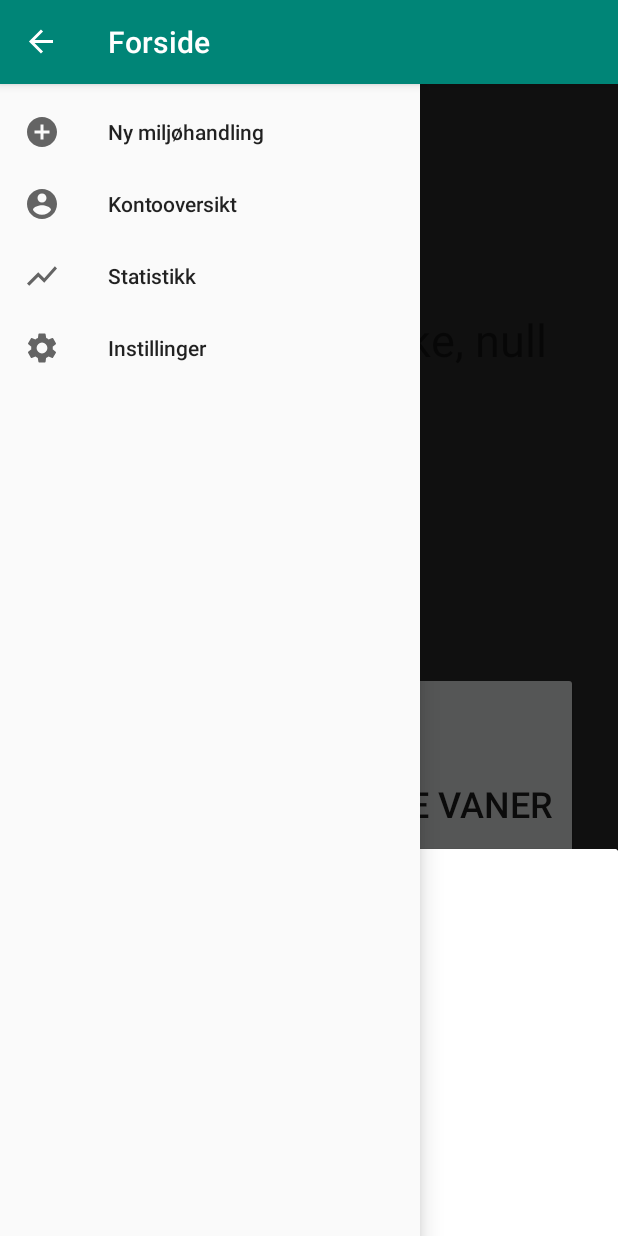
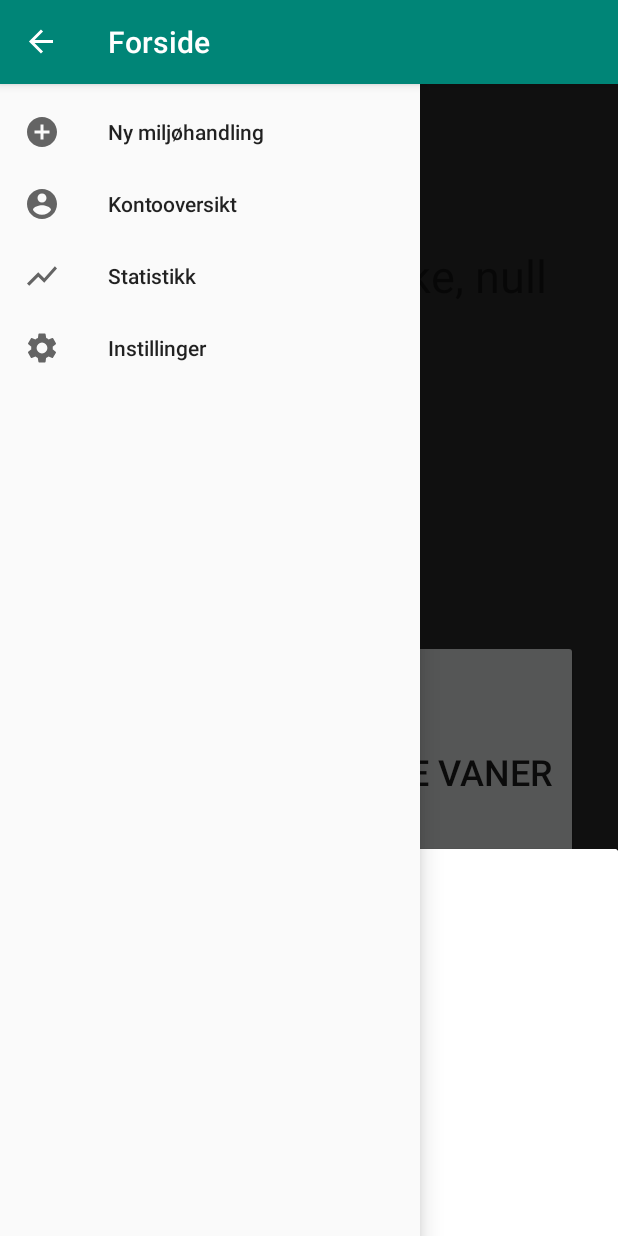
Before and after one commit to Magnusrm/EnviroHabit_k, an Android app: the MainActivity screen opened directly, with no data from a screen before it, with the side drawer open, on a phone screen of 412 x 824 dp. Run offline under Robolectric (Android 15) with nearby library versions, the phone set to English and light mode, and no system bars; our stand-ins replace Firebase (no records; nobody signed in at launch, a user with empty details on screens opened directly); 3 statements that could not run were skipped.

Commit message:
preparing merge

```diff
--- a/app/src/main/java/com/e/envirohabit_k/model/UserActionModel.kt
+++ b/app/src/main/java/com/e/envirohabit_k/model/UserActionModel.kt
@@ -24,7 +24,6 @@ class UserActionModel() {
                 actionAdded = false
                 callback(actionAdded)
             }
-
     }
 
     fun getAllUserActions(callback: (List<UserAction>) -> Unit) {
--- a/app/src/main/res/layout/activity_main.xml
+++ b/app/src/main/res/layout/activity_main.xml
@@ -102,7 +102,7 @@
                 android:id="@+id/welcome_message" android:layout_marginTop="8dp"
                 app:layout_constraintTop_toTopOf="parent" app:layout_constraintEnd_toEndOf="parent"
                 android:layout_marginLeft="8dp" android:layout_marginRight="8dp" android:layout_marginBottom="8dp"
-                app:layout_constraintBottom_toBottomOf="parent" app:layout_constraintVertical_bias="0.19999999"
+                app:layout_constraintBottom_toBottomOf="parent" app:layout_constraintVertical_bias="0.13999999"
                 app:layout_constraintStart_toStartOf="parent"
                 android:textSize="30sp"/>
         <Button
```
